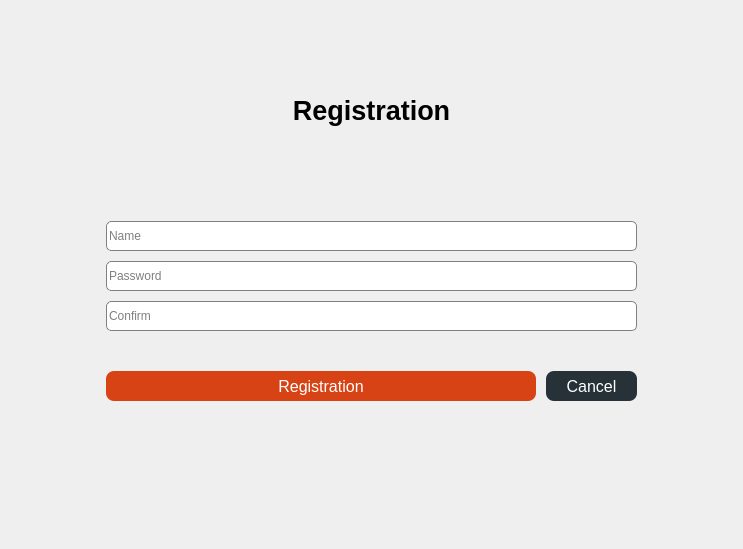
Old version of the form TcpClientNew/registration.ui in the repository Instigate2022/chat.
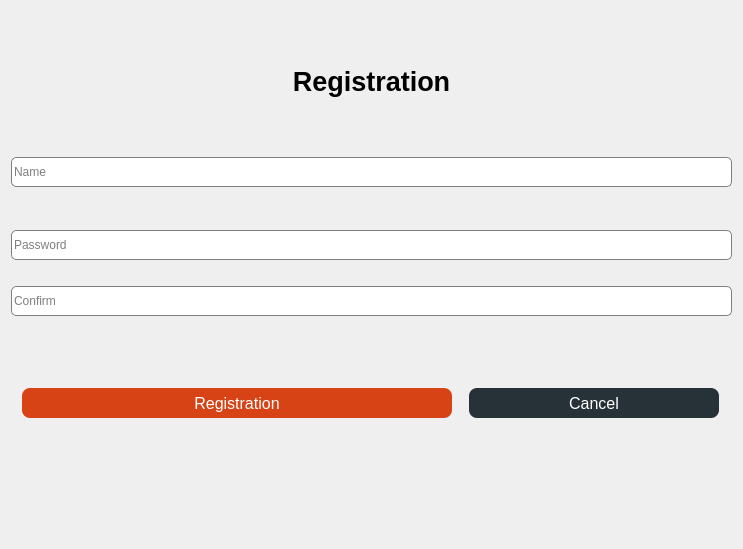
New version of the form.

The edit to the form file:
```diff
--- a/TcpClientNew/registration.ui
+++ b/TcpClientNew/registration.ui
@@ -26,12 +26,6 @@
    <string>Form</string>
   </property>
   <layout class="QVBoxLayout" name="verticalLayout_2">
-   <property name="leftMargin">
-    <number>100</number>
-   </property>
-   <property name="rightMargin">
-    <number>100</number>
-   </property>
    <item>
     <widget class="QLabel" name="label_welcom">
      <property name="minimumSize">
@@ -66,22 +60,8 @@
    <item>
     <layout class="QVBoxLayout" name="verticalLayout">
      <property name="spacing">
-      <number>10</number>
+      <number>2</number>
      </property>
-     <property name="leftMargin">
-      <number>6</number>
-     </property>
-     <property name="topMargin">
-      <number>6</number>
-     </property>
-     <property name="rightMargin">
-      <number>6</number>
-     </property>
-     <property name="bottomMargin">
-      <number>6</number>
-     </property>
-     <item>
-      <layout class="QHBoxLayout" name="horizontalLayout">
        <item>
         <widget class="QLineEdit" name="input_name">
          <property name="minimumSize">
@@ -99,6 +79,25 @@
          </property>
         </widget>
        </item>
+     <item>
+      <widget class="QLabel" name="label_3">
+       <property name="enabled">
+        <bool>true</bool>
+       </property>
+       <property name="maximumSize">
+        <size>
+         <width>16777215</width>
+         <height>15</height>
+        </size>
+       </property>
+       <property name="text">
+        <string/>
+       </property>
+       <property name="scaledContents">
+        <bool>false</bool>
+       </property>
+      </widget>
+     </item>
       </layout>
      </item>
      <item>
@@ -262,8 +261,6 @@
         <string/>
        </property>
       </widget>
-     </item>
-    </layout>
    </item>
   </layout>
  </widget>
```
Lines whose indentation alone changed are shown as unchanged.
